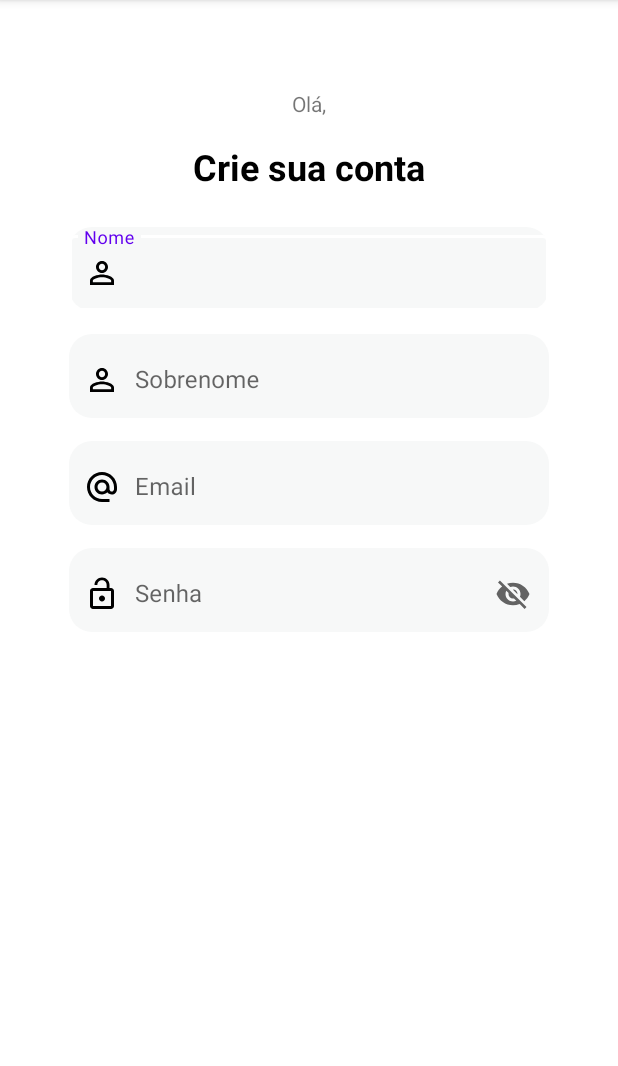
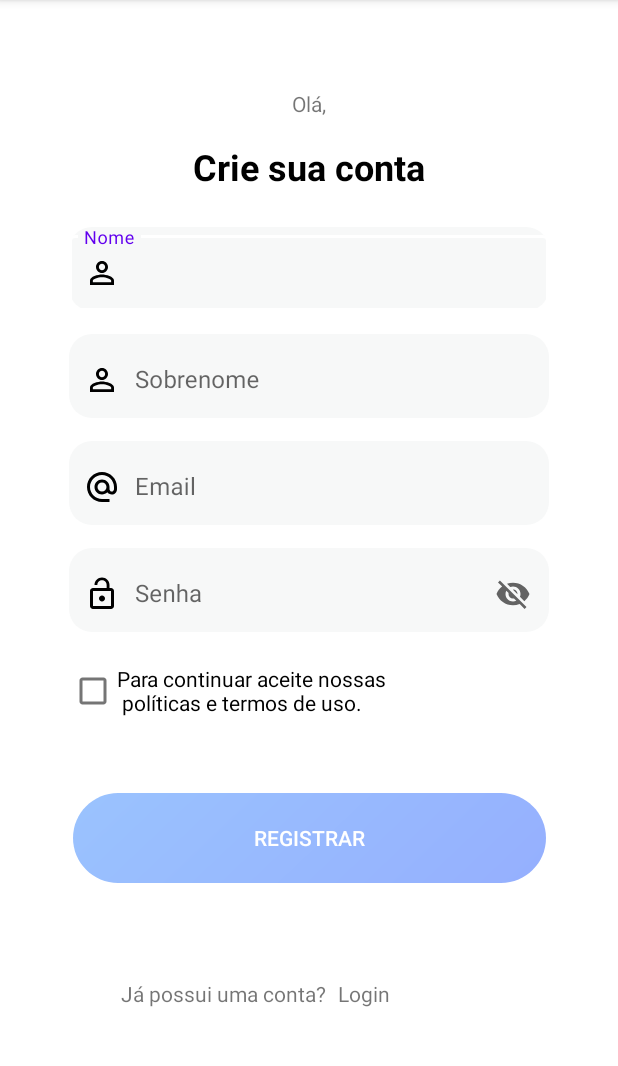
Before and after one commit to IgorMontezuma20/Ufit, an Android app: the screen it shows after launch (MainActivity), on a phone screen of 412 x 824 dp, the part 84-1150 px from its top. Run offline under Robolectric (Android 15) with nearby library versions, the phone set to English and light mode, and no system bars.

Commit message:
tela de cadastro criada

```diff
--- a/app/src/main/java/com/app/ufit/ui/fragments/register/RegisterFragment2.kt
+++ b/app/src/main/java/com/app/ufit/ui/fragments/register/RegisterFragment2.kt
@@ -7,29 +7,7 @@ import android.view.View
 import android.view.ViewGroup
 import com.app.ufit.R
 
-// TODO: Rename parameter arguments, choose names that match
-// the fragment initialization parameters, e.g. ARG_ITEM_NUMBER
-private const val ARG_PARAM1 = "param1"
-private const val ARG_PARAM2 = "param2"
-
-/**
- * A simple [Fragment] subclass.
- * Use the [RegisterFragment2.newInstance] factory method to
- * create an instance of this fragment.
- */
 class RegisterFragment2 : Fragment() {
-    // TODO: Rename and change types of parameters
-    private var param1: String? = null
-    private var param2: String? = null
-
-    override fun onCreate(savedInstanceState: Bundle?) {
-        super.onCreate(savedInstanceState)
-        arguments?.let {
-            param1 = it.getString(ARG_PARAM1)
-            param2 = it.getString(ARG_PARAM2)
-        }
-    }
-
     override fun onCreateView(
         inflater: LayoutInflater, container: ViewGroup?,
         savedInstanceState: Bundle?
@@ -38,23 +16,4 @@ class RegisterFragment2 : Fragment() {
         return inflater.inflate(R.layout.fragment_register2, container, false)
     }
 
-    companion object {
-        /**
-         * Use this factory method to create a new instance of
-         * this fragment using the provided parameters.
-         *
-         * @param param1 Parameter 1.
-         * @param param2 Parameter 2.
-         * @return A new instance of fragment RegisterFragment2.
-         */
-        // TODO: Rename and change types and number of parameters
-        @JvmStatic
-        fun newInstance(param1: String, param2: String) =
-            RegisterFragment2().apply {
-                arguments = Bundle().apply {
-                    putString(ARG_PARAM1, param1)
-                    putString(ARG_PARAM2, param2)
-                }
-            }
-    }
 }
--- a/app/src/main/res/layout/fragment_register2.xml
+++ b/app/src/main/res/layout/fragment_register2.xml
@@ -130,5 +130,45 @@
 
     </com.google.android.material.textfield.TextInputLayout>
 
+    <CheckBox
+        android:id="@+id/checkBox"
+        android:layout_width="wrap_content"
+        android:layout_height="wrap_content"
+        android:layout_marginTop="15dp"
+        android:text="@string/checkbox_text"
+        app:layout_constraintStart_toStartOf="@+id/tlPassword"
+        app:layout_constraintTop_toBottomOf="@+id/tlPassword" />
+
+    <androidx.appcompat.widget.AppCompatButton
+        android:id="@+id/button"
+        android:layout_width="wrap_content"
+        android:layout_height="wrap_content"
+        android:layout_marginBottom="160dp"
+        android:background="@drawable/button"
+        android:text="Registrar"
+        android:textColor="@color/white"
+        app:layout_constraintBottom_toBottomOf="parent"
+        app:layout_constraintEnd_toEndOf="@+id/tlPassword"
+        app:layout_constraintStart_toStartOf="@+id/tlPassword" />
+
+    <TextView
+        android:id="@+id/textView3"
+        android:layout_width="wrap_content"
+        android:layout_height="wrap_content"
+        android:layout_marginStart="32dp"
+        android:layout_marginTop="64dp"
+        android:text="Já possui uma conta?"
+        app:layout_constraintStart_toStartOf="@+id/button"
+        app:layout_constraintTop_toBottomOf="@+id/button" />
+
+    <TextView
+        android:id="@+id/textView4"
+        android:layout_width="wrap_content"
+        android:layout_height="wrap_content"
+        android:layout_marginStart="8dp"
+        android:text="Login"
+        app:layout_constraintStart_toEndOf="@+id/textView3"
+        app:layout_constraintTop_toTopOf="@+id/textView3" />
+
 
 </androidx.constraintlayout.widget.ConstraintLayout>
--- a/app/src/main/res/values/strings.xml
+++ b/app/src/main/res/values/strings.xml
@@ -2,4 +2,5 @@
     <string name="app_name">UFit</string>
     <!-- TODO: Remove or change this placeholder text -->
     <string name="hello_blank_fragment">Hello blank fragment</string>
+    <string name="checkbox_text">Para continuar aceite nossas\n políticas e termos de uso.</string>
 </resources>
```
